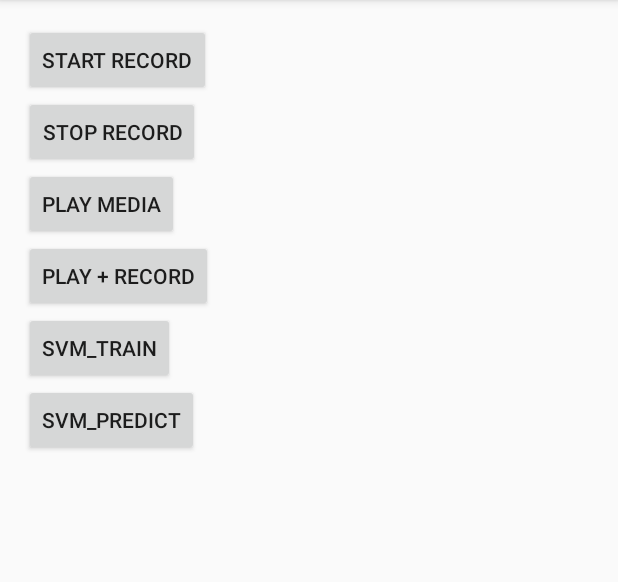
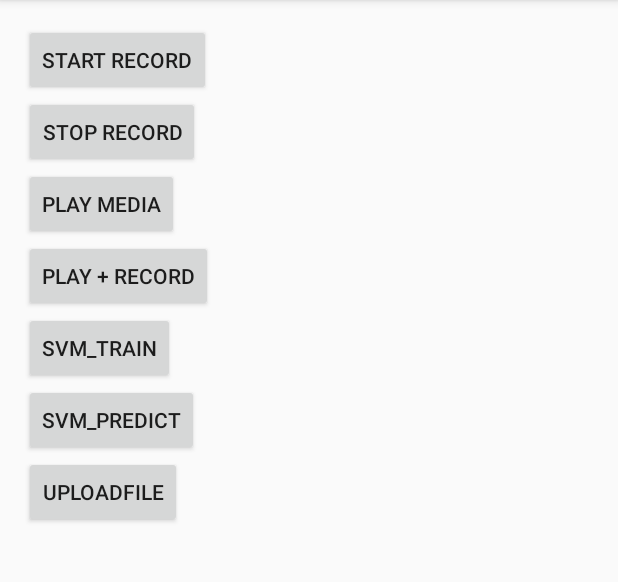
Before and after one commit to madcatlove/SSMNewTagAndroid, an Android app: the screen it shows after launch (MainActivity), on a phone screen of 412 x 824 dp, the part 84-666 px from its top. Run offline under Robolectric (Android 15) with nearby library versions, the phone set to English and light mode, and no system bars.

Commit message:
no message

```diff
--- a/app/build.gradle
+++ b/app/build.gradle
@@ -25,4 +25,6 @@ dependencies {
     compile 'com.android.support:appcompat-v7:23.1.1'
     compile 'com.android.support:design:23.1.1'
     compile files('libs/libsvm.jar')
+    compile 'com.squareup.retrofit:retrofit:2.0.0-beta2'
+    compile 'com.squareup.retrofit:converter-gson:2.0.0-beta2'
 }
--- a/app/src/main/AndroidManifest.xml
+++ b/app/src/main/AndroidManifest.xml
@@ -2,6 +2,7 @@
 <manifest xmlns:android="http://schemas.android.com/apk/res/android"
     package="kr.dude.newtag">
 
+    <uses-permission android:name="android.permission.INTERNET" />
     <uses-permission android:name="android.permission.ACCESS_WIFI_STATE" />
     <uses-permission android:name="android.permission.CHANGE_WIFI_STATE" />
     <uses-permission android:name="android.permission.RECEIVE_BOOT_COMPLETED" />
--- a/app/src/main/java/kr/dude/newtag/AudioAnalyzer/FeatureExtractor.java
+++ b/app/src/main/java/kr/dude/newtag/AudioAnalyzer/FeatureExtractor.java
@@ -7,8 +7,12 @@ public class FeatureExtractor {
     private static int STEREO = 2;
 
     public String getSvmFeature(String filePath) throws IOException {
+        return getSvmFeature(filePath, "+1");
+    }
+
+    public String getSvmFeature(String filePath, String label) throws IOException {
         StdAudioController mStdAudioController = new StdAudioController(filePath);
-        String svmFeature = mStdAudioController.getSvmFeature(STEREO);
+        String svmFeature = mStdAudioController.getSvmFeature(STEREO, label);
         return svmFeature;
     }
 
--- a/app/src/main/java/kr/dude/newtag/AudioAnalyzer/StdAudioController.java
+++ b/app/src/main/java/kr/dude/newtag/AudioAnalyzer/StdAudioController.java
@@ -54,7 +54,7 @@ public class StdAudioController {
      * @throws IOException
      * @brief svm ««√ƒ∏¶ ªÃæ∆≥Ω¥Ÿ.
      */
-    public String getSvmFeature(int channel) throws IOException {
+    public String getSvmFeature(int channel, String label) throws IOException {
         WavReader mWavReader = new WavReader();
         // input wav ∆ƒ¿œ ≥°±Ó¡ˆ ¿–æÓµÈ¿”
         double[] mixedData = mWavReader.read(this.filePath);
@@ -147,8 +147,7 @@ public class StdAudioController {
                 prefix++;
             }
         }
-        svmFeature = "+1 " + svmFeature;
-        System.out.println("SVM Feature: " + svmFeature);
+        svmFeature = label + " " + svmFeature;
 
         return svmFeature;
 
--- a/app/src/main/java/kr/dude/newtag/MainActivity.java
+++ b/app/src/main/java/kr/dude/newtag/MainActivity.java
@@ -26,6 +26,7 @@ public class MainActivity extends AppCompatActivity  {
     Button recordStartBtn, recordStopBtn;
     Button playMediaBtn, play_recordBtn;
     Button btnSvmTrain, btnSvmPredict;
+    Button btnUpload;
     AudioRecorder audioRecorder;
     AudioPlayer audioPlayer;
     AudioController audioController;
@@ -38,6 +39,7 @@ public class MainActivity extends AppCompatActivity  {
         play_recordBtn = (Button) findViewById(R.id.btn_playController);
         btnSvmTrain = (Button) findViewById(R.id.btn_svmtrain);
         btnSvmPredict = (Button) findViewById(R.id.btn_svmpredict);
+        btnUpload = (Button) findViewById(R.id.btn_upload);
     }
 
 
@@ -126,6 +128,17 @@ public class MainActivity extends AppCompatActivity  {
         });
 
 
+
+        btnUpload.setOnClickListener(new View.OnClickListener() {
+            @Override
+            public void onClick(View view) {
+
+                audioController.playSoundAndRecord();
+
+            }
+        });
+
+
         // TILT
 //        Intent tiltService = new Intent(this, TiltService.class);
 //        startService(tiltService);
--- a/app/src/main/res/layout/content_main.xml
+++ b/app/src/main/res/layout/content_main.xml
@@ -51,4 +51,11 @@
         android:text="SVM_PREDICT" />
 
 
+    <Button
+        android:id="@+id/btn_upload"
+        android:layout_width="wrap_content"
+        android:layout_height="wrap_content"
+        android:text="uploadFile" />
+
+
 </LinearLayout>
```
Also changed, not shown: app/src/main/java/kr/dude/newtag/Audio/AudioController.java (+21 -2 lines), app/src/main/java/kr/dude/newtag/Constant.java (added, +8 -0 lines), app/src/main/java/kr/dude/newtag/DataCollector/API.java (added, +21 -0 lines), app/src/main/java/kr/dude/newtag/DataCollector/DataCollectAPI.java (added, +26 -0 lines), app/src/main/java/kr/dude/newtag/DataCollector/DataCollectService.java (added, +22 -0 lines), app/src/main/java/kr/dude/newtag/DataCollector/StringConverter.java (added, +24 -0 lines).
